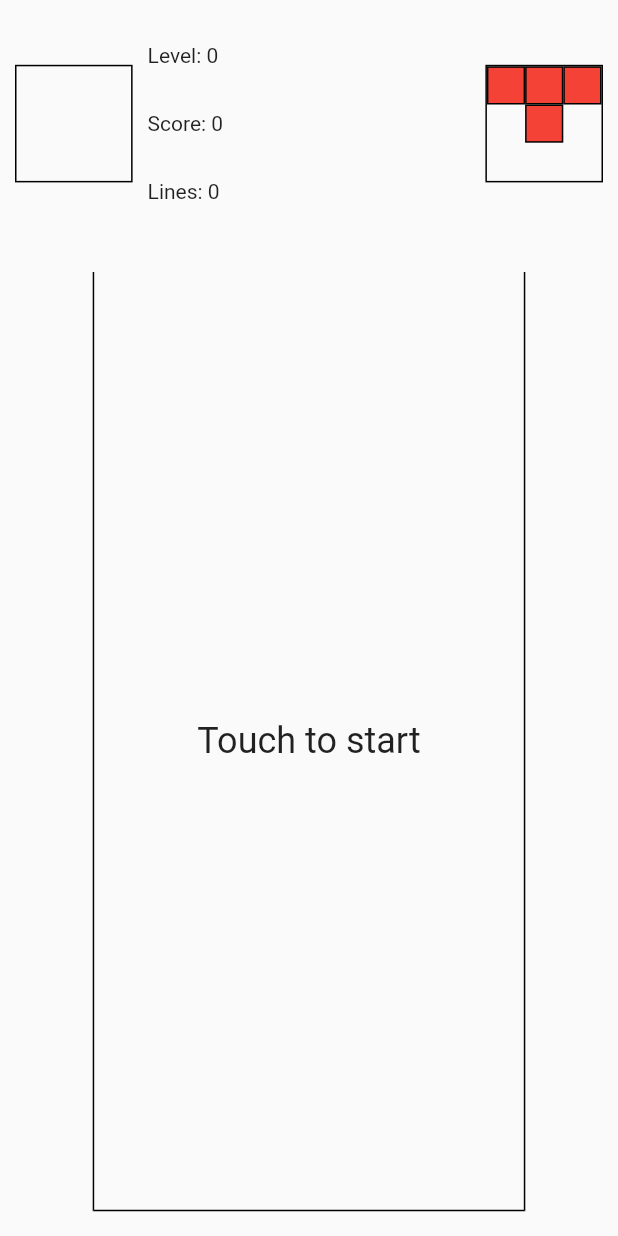
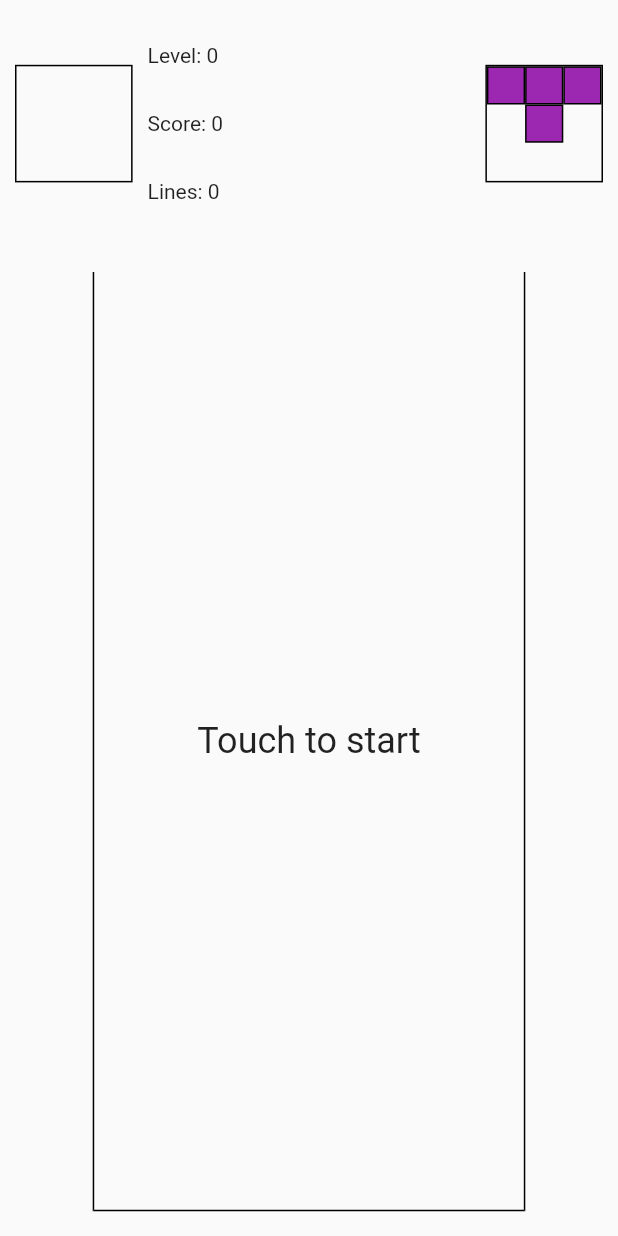
Before and after one commit to TConstantine/Tetris, a Flutter app: the screen it shows after launch, after a tap on "Single Player", on a phone screen of 412 x 824 dp. Run offline on Flutter 3.47's test engine with Material 2 defaults, Android fonts, the phone set to English and light mode, and no system bars.

Commit message:
Implement a tetromino converter that converts model to view model

```diff
--- a/lib/data/model/game.dart
+++ b/lib/data/model/game.dart
@@ -1,7 +1,5 @@
-import 'package:flutter/material.dart';
 import 'package:tetris/data/model/board.dart';
 import 'package:tetris/data/model/tetromino.dart';
-import 'package:tetris/ui/model/block_view_model.dart';
 
 class Game {
   bool _isPaused;
@@ -42,19 +40,8 @@ class Game {
     return _hasFalling;
   }
 
-  List<List<BlockViewModel>> fallingTetromino() {
-    return [
-      [
-        BlockViewModel(false, Colors.red),
-        BlockViewModel(false, Colors.red),
-        BlockViewModel(false, Colors.red)
-      ],
-      [
-        BlockViewModel(true, Colors.red),
-        BlockViewModel(false, Colors.red),
-        BlockViewModel(true, Colors.red)
-      ]
-    ];
+  Tetromino fallingTetromino() {
+    return _fallingTetromino;
   }
 
   bool hasHoldingTetromino() {
@@ -65,19 +52,8 @@ class Game {
     return _hasNext;
   }
 
-  List<List<BlockViewModel>> nextTetromino() {
-    return [
-      [
-        BlockViewModel(false, Colors.red),
-        BlockViewModel(false, Colors.red),
-        BlockViewModel(false, Colors.red)
-      ],
-      [
-        BlockViewModel(true, Colors.red),
-        BlockViewModel(false, Colors.red),
-        BlockViewModel(true, Colors.red)
-      ]
-    ];
+  Tetromino nextTetromino() {
+    return _nextTetromino;
   }
 
   int level() {
--- a/lib/data/model/game_renderer.dart
+++ b/lib/data/model/game_renderer.dart
@@ -1,21 +1,21 @@
 import 'package:flutter/material.dart';
-import 'package:tetris/ui/model/block_view_model.dart';
+import 'package:tetris/ui/model/tetromino_view_model.dart';
 
 class GameRenderer extends CustomPainter {
-  List<List<BlockViewModel>> _drawable;
+  TetrominoViewModel _drawable;
 
-  void setDrawable(List<List<BlockViewModel>> drawable) {
+  void setDrawable(TetrominoViewModel drawable) {
     _drawable = drawable;
   }
 
   @override
   void paint(Canvas canvas, Size size) {
-    final int rows = _drawable.length;
-    final int columns = _drawable[0].length;
+    final int rows = _drawable.rows();
+    final int columns = _drawable.columns();
     final double sizeWidth = size.width / columns;
     for (int row = 0; row < rows; row++) {
       for (int column = 0; column < columns; column++) {
-        if (!_drawable[row][column].isEmpty()) {
+        if (!_drawable.isEmptyAt(row, column)) {
           canvas.drawRect(
             Rect.fromLTWH(column * sizeWidth, row * sizeWidth, sizeWidth, sizeWidth),
             Paint()..color = Colors.black,
@@ -23,7 +23,7 @@ class GameRenderer extends CustomPainter {
           canvas.drawRect(
             Rect.fromLTWH(
                 column * sizeWidth + 1, row * sizeWidth + 1, sizeWidth - 2, sizeWidth - 2),
-            Paint()..color = _drawable[row][column].color(),
+            Paint()..color = _drawable.colorAt(row, column),
           );
         }
       }
--- a/lib/di/injector.dart
+++ b/lib/di/injector.dart
@@ -1,5 +1,6 @@
 import 'package:tetris/data/model/game.dart';
 import 'package:tetris/data/model/game_renderer.dart';
+import 'package:tetris/domain/converters/tetromino_converter.dart';
 import 'package:tetris/ui/game/game_contract.dart';
 import 'package:tetris/ui/game/game_presenter.dart';
 
@@ -13,7 +14,11 @@ class Injector {
   }
 
   GameContractPresenter gamePresenter(GameContractView view) {
-    return GamePresenter(view, _provideGame(), _provideRenderer());
+    return GamePresenter(view, _provideTetrominoConverter(), _provideGame(), _provideRenderer());
+  }
+
+  TetrominoConverter _provideTetrominoConverter() {
+    return TetrominoConverter();
   }
 
   Game _provideGame() {
--- /dev/null
+++ b/lib/domain/converters/tetromino_converter.dart
@@ -0,0 +1,26 @@
+import 'package:flutter/material.dart';
+import 'package:tetris/data/model/tetromino.dart';
+import 'package:tetris/ui/model/block_view_model.dart';
+import 'package:tetris/ui/model/tetromino_view_model.dart';
+
+class TetrominoConverter {
+  TetrominoViewModel convertToViewModel(Tetromino tetromino) {
+    final List<List<BlockViewModel>> viewModelBlocks = List<List<BlockViewModel>>(tetromino.rows());
+    for (int row = 0; row < tetromino.rows(); row++) {
+      viewModelBlocks[row] = List<BlockViewModel>(tetromino.columns());
+      for (int column = 0; column < tetromino.columns(); column++) {
+        final bool isEmpty = tetromino.isEmptyAt(row, column);
+        if (isEmpty) {
+          viewModelBlocks[row][column] = BlockViewModel(isEmpty, Colors.white);
+        }
+        else {
+          final String value = tetromino.valueAt(row, column);
+          if (value == 'T') {
+            viewModelBlocks[row][column] = BlockViewModel(isEmpty, Colors.purple);
+          }
+        }
+      }
+    }
+    return TetrominoViewModel(viewModelBlocks);
+  }
+}
--- a/lib/ui/game/game_presenter.dart
+++ b/lib/ui/game/game_presenter.dart
@@ -1,18 +1,20 @@
 import 'package:tetris/data/model/game.dart';
 import 'package:tetris/data/model/game_renderer.dart';
+import 'package:tetris/domain/converters/tetromino_converter.dart';
 import 'package:tetris/ui/game/game_contract.dart';
 
 class GamePresenter implements GameContractPresenter {
   final GameContractView _view;
+  final TetrominoConverter _converter;
   final Game _game;
   final GameRenderer _renderer;
 
-  GamePresenter(this._view, this._game, this._renderer);
+  GamePresenter(this._view, this._converter, this._game, this._renderer);
 
   @override
   void startNewGame() {
     _game.start();
-    _renderer.setDrawable(_game.nextTetromino());
+    _renderer.setDrawable(_converter.convertToViewModel(_game.nextTetromino()));
     _view.renderNextTetromino(_renderer);
   }
 }
```
Also changed, not shown: lib/ui/model/tetromino_view_model.dart (added, +16 -0 lines), 3 other files.
